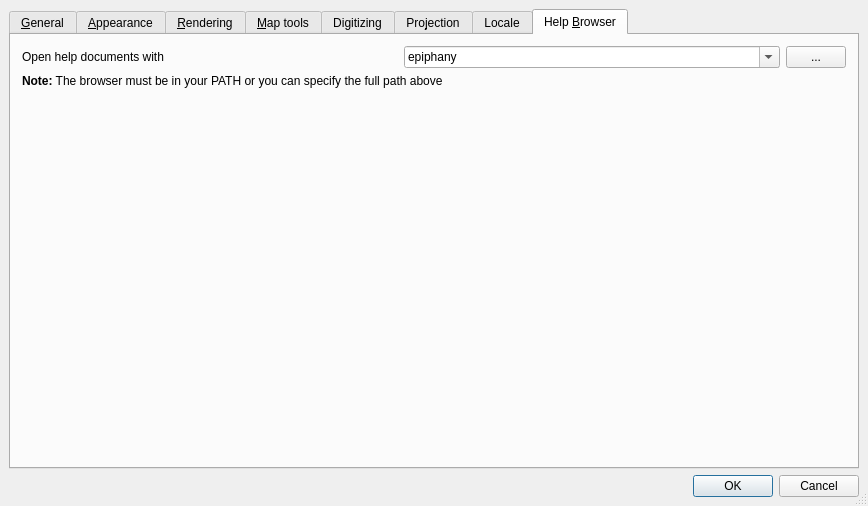
First picture: the form in src/ui/qgsoptionsbase.ui, repository qgis/QGIS, before the edit.
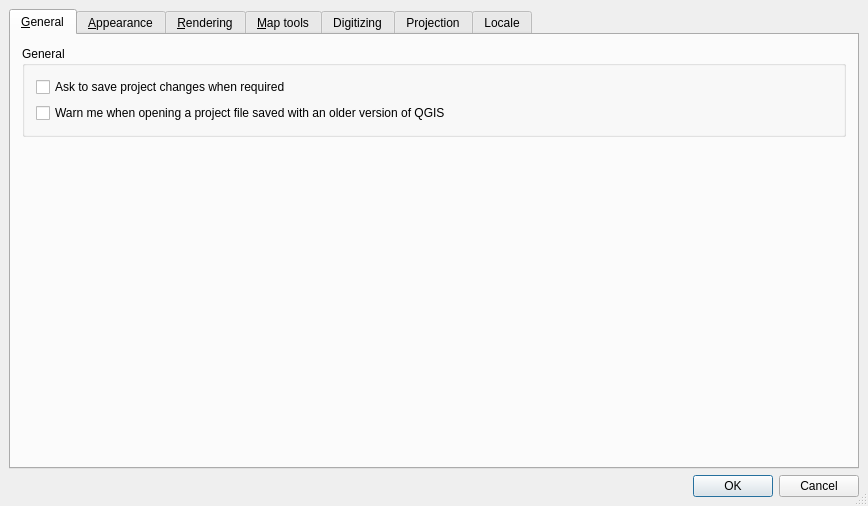
Second picture: the form after the edit. The open tabs and pages were chosen to show the change. Icons and pictures are not drawn. Custom widgets are drawn as their Qt base class.

Commit message:
Remove need for specifying the web browser. QDesktopServices are used instead.
Drag and drop implementation.

What changed in the file:
```diff
--- a/src/ui/qgsoptionsbase.ui
+++ b/src/ui/qgsoptionsbase.ui
@@ -1021,107 +1021,6 @@
        </item>
       </layout>
      </widget>
-     <widget class="QWidget" name="tabHelpBrowser" >
-      <attribute name="title" >
-       <string>Help &amp;Browser</string>
-      </attribute>
-      <layout class="QGridLayout" >
-       <property name="margin" >
-        <number>11</number>
-       </property>
-       <property name="spacing" >
-        <number>6</number>
-       </property>
-       <item row="2" column="0" colspan="2" >
-        <spacer>
-         <property name="orientation" >
-          <enum>Qt::Vertical</enum>
-         </property>
-         <property name="sizeHint" >
-          <size>
-           <width>20</width>
-           <height>40</height>
-          </size>
-         </property>
-        </spacer>
-       </item>
-       <item row="1" column="0" colspan="3" >
-        <widget class="QLabel" name="textLabel1_2" >
-         <property name="text" >
-          <string>&lt;b>Note:&lt;/b> The browser must be in your PATH or you can specify the full path above</string>
-         </property>
-         <property name="wordWrap" >
-          <bool>true</bool>
-         </property>
-        </widget>
-       </item>
-       <item row="0" column="2" >
-        <widget class="QPushButton" name="btnFindBrowser" >
-         <property name="maximumSize" >
-          <size>
-           <width>60</width>
-           <height>32767</height>
-          </size>
-         </property>
-         <property name="text" >
-          <string>...</string>
-         </property>
-        </widget>
-       </item>
-       <item row="0" column="1" >
-        <widget class="QComboBox" name="cmbBrowser" >
-         <property name="editable" >
-          <bool>true</bool>
-         </property>
-         <item>
-          <property name="text" >
-           <string>epiphany</string>
-          </property>
-         </item>
-         <item>
-          <property name="text" >
-           <string>firefox</string>
-          </property>
-         </item>
-         <item>
-          <property name="text" >
-           <string>mozilla-firefox</string>
-          </property>
-         </item>
-         <item>
-          <property name="text" >
-           <string>galeon</string>
-          </property>
-         </item>
-         <item>
-          <property name="text" >
-           <string>konqueror</string>
-          </property>
-         </item>
-         <item>
-          <property name="text" >
-           <string>mozilla</string>
-          </property>
-         </item>
-         <item>
-          <property name="text" >
-           <string>opera</string>
-          </property>
-         </item>
-        </widget>
-       </item>
-       <item row="0" column="0" >
-        <widget class="QLabel" name="textLabel1" >
-         <property name="text" >
-          <string>Open help documents with</string>
-         </property>
-         <property name="buddy" >
-          <cstring>cmbBrowser</cstring>
-         </property>
-        </widget>
-       </item>
-      </layout>
-     </widget>
     </widget>
    </item>
   </layout>
```
Left out of the diff: 2 changed lines with no effect on the pictures. The commit also changes 4 other files.
